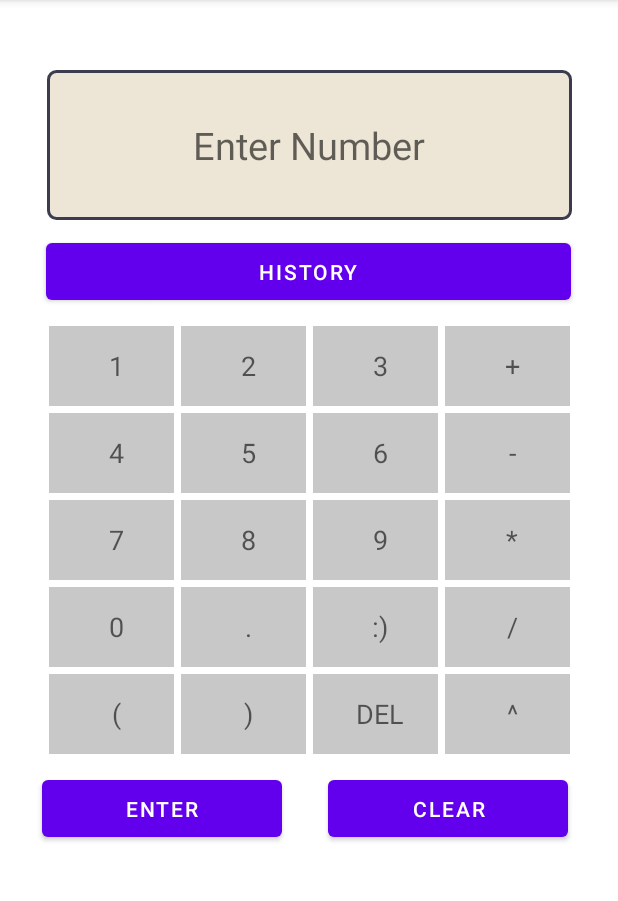
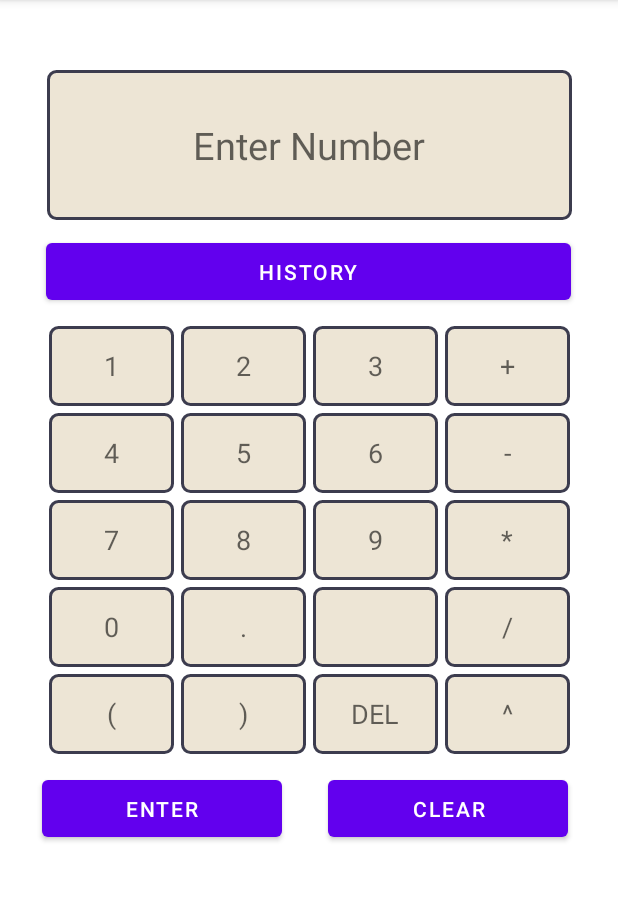
Before and after one commit to weichi2002/Calculator_Android, an Android app: the screen it shows after launch (MainActivity), on a phone screen of 412 x 824 dp, the part 84-985 px from its top. Run offline under Robolectric (Android 15) with nearby library versions, the phone set to English and light mode, and no system bars.

```diff
--- a/app/src/main/AndroidManifest.xml
+++ b/app/src/main/AndroidManifest.xml
@@ -6,12 +6,15 @@
         android:allowBackup="true"
         android:dataExtractionRules="@xml/data_extraction_rules"
         android:fullBackupContent="@xml/backup_rules"
-        android:roundIcon="@mipmap/calculator_icon_round"
         android:icon="@mipmap/calculator_icon"
         android:label="@string/app_name"
+        android:roundIcon="@mipmap/calculator_icon_round"
         android:supportsRtl="true"
         android:theme="@style/Theme.Calculator"
         tools:targetApi="31">
+        <activity
+            android:name=".History"
+            android:exported="false" />
         <activity
             android:name=".MainActivity"
             android:exported="true">
--- a/app/src/main/java/edu/fandm/wchou/calculator/MainActivity.java
+++ b/app/src/main/java/edu/fandm/wchou/calculator/MainActivity.java
@@ -2,9 +2,18 @@ package edu.fandm.wchou.calculator;
 
 import androidx.appcompat.app.AppCompatActivity;
 
+import android.content.Intent;
+import android.inputmethodservice.Keyboard;
 import android.os.Bundle;
+import android.util.Log;
+import android.view.KeyboardShortcutGroup;
+import android.view.View;
+import android.widget.AdapterView;
 import android.widget.ArrayAdapter;
+import android.widget.Button;
 import android.widget.GridView;
+import android.widget.TextView;
+import android.widget.Toast;
 
 import java.util.ArrayList;
 import java.util.Arrays;
@@ -12,24 +21,78 @@ import java.util.List;
 
 public class MainActivity extends AppCompatActivity {
 
-    GridView gv;
-    String[] keypad = new String[]{
+    public final String TAG = "MAIN";
+    private String[] keypad = new String[]{
             "1", "2", "3", "+",
             "4", "5", "6", "-",
             "7", "8", "9", "*",
-            "0", ".", ":)", "/",
+            "0", ".", "", "/",
             "(", ")", "DEL", "^",
     };
+    private String operations = "";
+    private ArrayList<String> historyList = new ArrayList<String>();
+
     List<String> list = new ArrayList<String>(Arrays.asList(keypad));
 
+    protected void evaluate(){
+
+    }
 
     @Override
     protected void onCreate(Bundle savedInstanceState) {
         super.onCreate(savedInstanceState);
         setContentView(R.layout.activity_main);
 
-        gv = (GridView)findViewById(R.id.grid);
-        gv.setAdapter(new ArrayAdapter<String>(this, R.layout.keypad, list));
+        GridView  keyBoard = (GridView)findViewById(R.id.grid);
+
+        TextView field = findViewById(R.id.field_tv);
+
+        keyBoard.setAdapter(new ArrayAdapter<String>(this, R.layout.keypad, list));
+        keyBoard.setOnItemClickListener(new AdapterView.OnItemClickListener() {
+            public void onItemClick(AdapterView<?> parent, View v, int position, long id) {
+                String selected = (String) (keyBoard.getItemAtPosition(position));
+
+                if (selected == "DEL"){
+                    operations = operations.substring(0, operations.length()-1);
+                }
+                else {
+                    operations += selected;
+                }
+                field.setText(operations);
+
+
+            }
+        });
+
+        Button clear = (Button)findViewById(R.id.clear);
+        clear.setOnClickListener(new View.OnClickListener() {
+            @Override
+            public void onClick(View v) {
+                operations = "";
+                field.setText(operations);
+            }
+        });
+
+        Button enter = (Button)findViewById(R.id.enter);
+        enter.setOnClickListener(new View.OnClickListener() {
+            @Override
+            public void onClick(View v) {
+                evaluate();
+                field.setText(operations);
+
+            }
+        });
+
+        Button historyBT = (Button)findViewById(R.id.history_bt);
+        historyBT.setOnClickListener(new View.OnClickListener() {
+            @Override
+            public void onClick(View v) {
+                Intent i = new Intent(getApplicationContext(), History.class);
+                startActivity(i);
+            }
+        });
+
+
 
     }
 }
--- a/app/src/main/res/layout/activity_main.xml
+++ b/app/src/main/res/layout/activity_main.xml
@@ -45,7 +45,6 @@
         android:columnWidth="10dp"
         android:gravity="center"
         android:horizontalSpacing="5dp"
-        android:listSelector="#0f0"
         android:numColumns="4"
         android:padding="1dp"
         android:verticalSpacing="5dp"
--- a/app/src/main/res/layout/keypad.xml
+++ b/app/src/main/res/layout/keypad.xml
@@ -2,10 +2,8 @@
     android:id="@android:id/text1"
     android:layout_width="match_parent"
     android:layout_height="53dp"
-    android:background="@color/cardview_shadow_start_color"
+    android:background="@drawable/border"
     android:gravity="center"
     android:minHeight="?android:attr/listPreferredItemHeight"
-    android:paddingLeft="6dip"
     android:textAppearance="?android:attr/textAppearanceMedium"
-
     />
```
Also changed, not shown: app/src/main/res/layout/activity_history.xml (added, +26 -0 lines).
